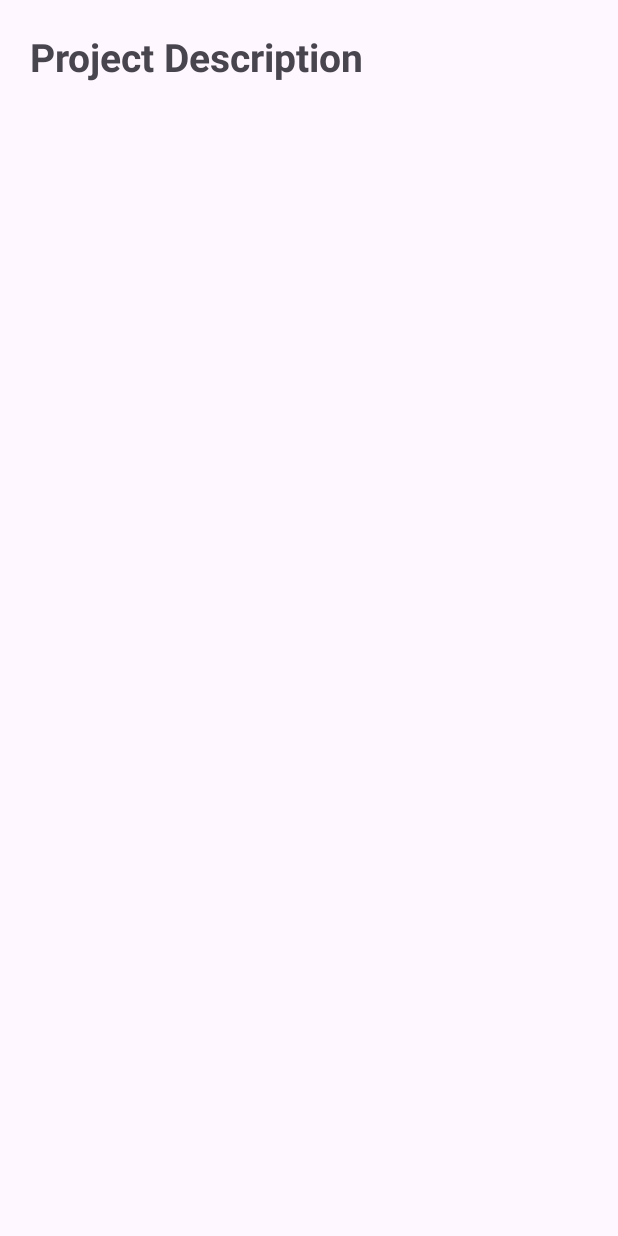
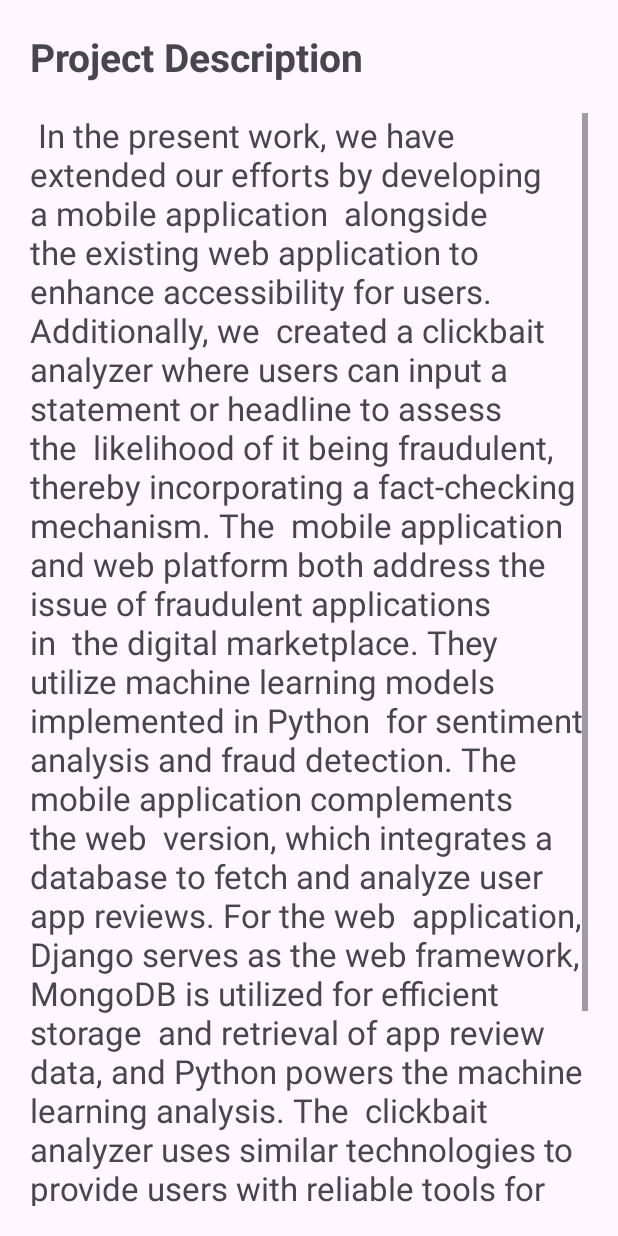
Before and after one commit to ppriyanshu26/FraudApp, an Android app: the Description screen opened directly, with no data from a screen before it, on a phone screen of 412 x 824 dp. Run offline under Robolectric (Android 15) with nearby library versions, the light colour scheme and no system bars.

Commit message:
Added Description Abstract

```diff
--- a/app/src/main/java/com/priyanshu/projectexhibition/Analysis.java
+++ b/app/src/main/java/com/priyanshu/projectexhibition/Analysis.java
@@ -126,7 +126,7 @@ public class Analysis extends AppCompatActivity {
                     row35.setText("396");
 
                     if(Objects.equals(selectedApp, "Candy Crush Saga")) {
-                        appTxt2.setText("Probability of fraudulent activity: 61.54%");
+                        appTxt2.setText("Probability of fraudulent activity: 21.54%");
                         appTxt3.setText("Graphs:");
                         fraud.setImageResource(R.drawable.candy_fraud_concerns);
                         like.setImageResource(R.drawable.candy_likelihood_to_recommend);
--- a/app/src/main/java/com/priyanshu/projectexhibition/SettingsActivity.java
+++ b/app/src/main/java/com/priyanshu/projectexhibition/SettingsActivity.java
@@ -84,7 +84,7 @@ public class SettingsActivity extends AppCompatActivity {
             }
 
             RetrofitClient.resetRetrofit();
-            Toast.makeText(this, "Settings saved!", Toast.LENGTH_SHORT).show();
+            Toast.makeText(this, "Address saved!", Toast.LENGTH_SHORT).show();
             finish();
         });
     }
--- a/app/src/main/res/layout/activity_clickbait.xml
+++ b/app/src/main/res/layout/activity_clickbait.xml
@@ -14,20 +14,20 @@
     <TextView
         android:layout_width="match_parent"
         android:layout_height="wrap_content"
-        android:textSize="24sp"
+        android:textSize="26sp"
         android:textStyle="bold"
         android:text="Clickbait Analyzer"/>
 
     <EditText
         android:id="@+id/editText"
-        android:layout_marginTop="12dp"
+        android:layout_marginTop="40dp"
         android:layout_width="match_parent"
         android:layout_height="wrap_content"
         android:hint="Enter a text" />
 
     <androidx.appcompat.widget.AppCompatButton
         android:id="@+id/sendButton"
-        android:layout_marginTop="12dp"
+        android:layout_marginTop="20dp"
         android:layout_width="wrap_content"
         android:layout_height="wrap_content"
         android:backgroundTint="#00FFD3"
--- a/app/src/main/res/layout/activity_description.xml
+++ b/app/src/main/res/layout/activity_description.xml
@@ -18,4 +18,38 @@
         android:textSize="26sp"
         android:textStyle="bold"/>
 
+    <ScrollView
+        android:layout_marginTop="20dp"
+        android:layout_width="match_parent"
+        android:layout_height="wrap_content">
+
+        <LinearLayout
+            android:layout_width="match_parent"
+            android:layout_height="wrap_content"
+            android:gravity="center_horizontal"
+            android:orientation="vertical">
+
+            <TextView
+                android:layout_width="match_parent"
+                android:layout_height="wrap_content"
+                android:textIsSelectable="true"
+                android:textSize="22sp"
+                android:text=" In the present work, we have extended our efforts by developing a mobile application
+ alongside the existing web application to enhance accessibility for users. Additionally, we
+ created a clickbait analyzer where users can input a statement or headline to assess the
+ likelihood of it being fraudulent, thereby incorporating a fact-checking mechanism. The
+ mobile application and web platform both address the issue of fraudulent applications in
+ the digital marketplace. They utilize machine learning models implemented in Python
+ for sentiment analysis and fraud detection. The mobile application complements the web
+ version, which integrates a database to fetch and analyze user app reviews. For the web
+ application, Django serves as the web framework, MongoDB is utilized for efficient storage
+ and retrieval of app review data, and Python powers the machine learning analysis. The
+ clickbait analyzer uses similar technologies to provide users with reliable tools for assessing
+ credibility. Both platforms prioritize user-friendliness, with interfaces designed using
+ HTML, CSS, JavaScript, and frameworks suited for mobile and web environments...."/>
+
+        </LinearLayout>
+
+    </ScrollView>
+
 </LinearLayout>
--- /dev/null
+++ b/app/src/main/res/mipmap-anydpi-v26/ic_launcher.xml
@@ -0,0 +1,5 @@
+<?xml version="1.0" encoding="utf-8"?>
+<adaptive-icon xmlns:android="http://schemas.android.com/apk/res/android">
+    <background android:drawable="@drawable/ic_launcher_background"/>
+    <foreground android:drawable="@drawable/ic_launcher_foreground"/>
+</adaptive-icon>
--- /dev/null
+++ b/app/src/main/res/mipmap-anydpi-v26/ic_launcher_round.xml
@@ -0,0 +1,5 @@
+<?xml version="1.0" encoding="utf-8"?>
+<adaptive-icon xmlns:android="http://schemas.android.com/apk/res/android">
+    <background android:drawable="@drawable/ic_launcher_background"/>
+    <foreground android:drawable="@drawable/ic_launcher_foreground"/>
+</adaptive-icon>
```
